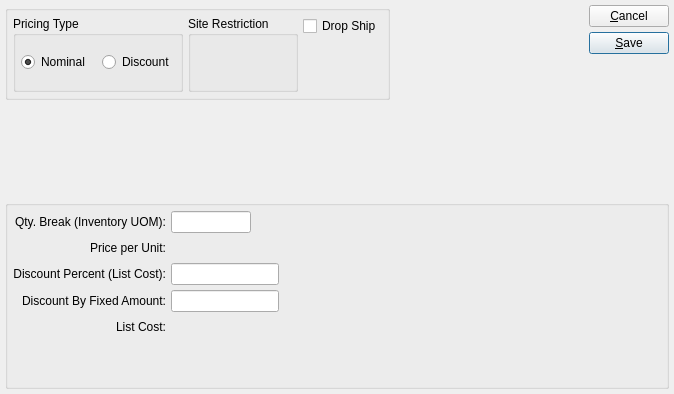
Old version of the form xtuple/trunk/guiclient/itemSourcePrice.ui in the repository WooodHead/xtuple.
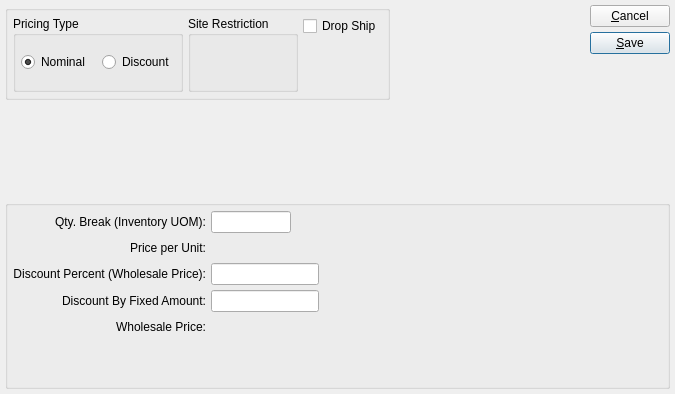
New version of the form. Custom widgets are drawn as their Qt base class.

Commit message: Issue #20002:change label List Cost to Wholesale Price

Patch:
```diff
--- a/xtuple/trunk/guiclient/itemSourcePrice.ui
+++ b/xtuple/trunk/guiclient/itemSourcePrice.ui
@@ -13,7 +13,7 @@
    <rect>
     <x>0</x>
     <y>0</y>
-    <width>674</width>
+    <width>675</width>
     <height>394</height>
    </rect>
   </property>
@@ -245,7 +245,7 @@
       <item row="3" column="0">
        <widget class="XLabel" name="_discountLit">
         <property name="text">
-         <string>Discount Percent (List Cost):</string>
+         <string>Discount Percent (Wholesale Price):</string>
         </property>
         <property name="alignment">
          <set>Qt::AlignRight|Qt::AlignTrailing|Qt::AlignVCenter</set>
@@ -430,7 +430,7 @@
       <item row="5" column="0">
        <widget class="XLabel" name="_listCostLit">
         <property name="text">
-         <string>List Cost:</string>
+         <string>Wholesale Price:</string>
         </property>
         <property name="alignment">
          <set>Qt::AlignRight|Qt::AlignTrailing|Qt::AlignVCenter</set>
```
The commit also changes 3 other files.
